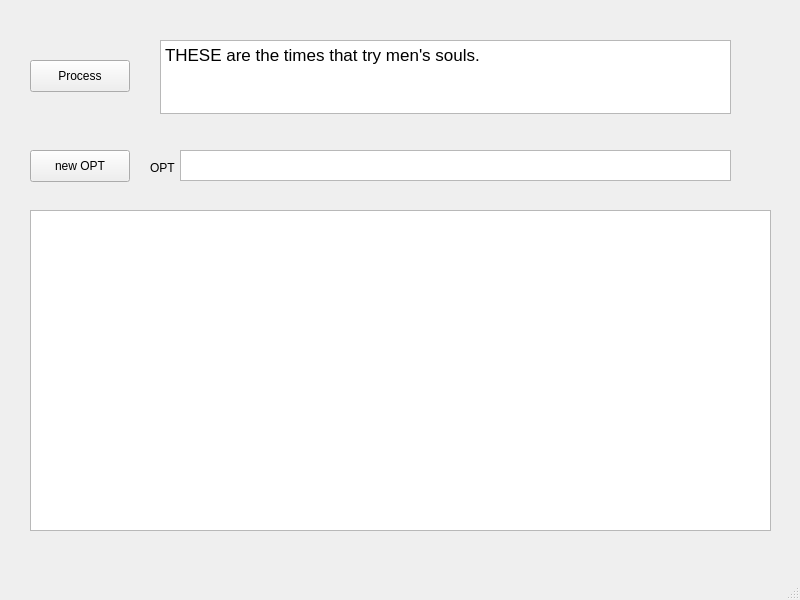
Qt form assignments/HW3/mainwindow.ui (gary136/ECE_4574) before a commit.
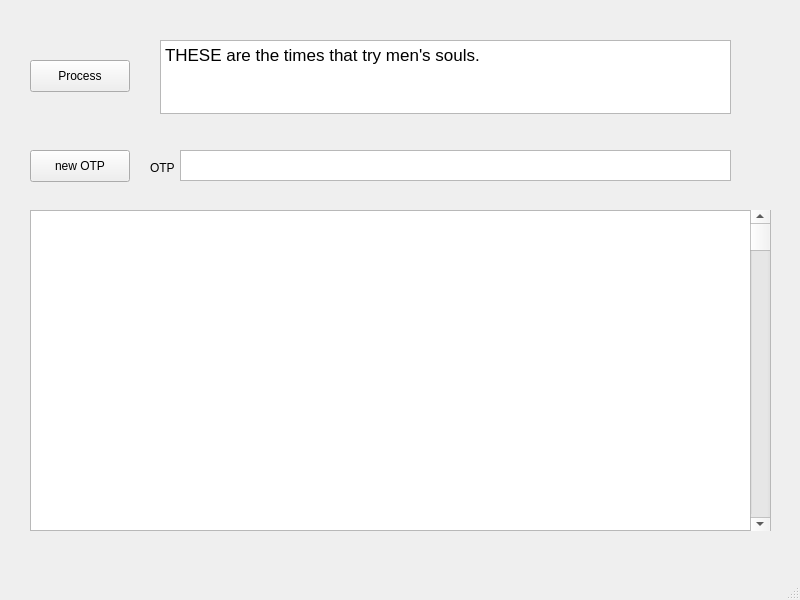
The same form after that commit.

The edit to the form file:
```diff
--- a/assignments/HW3/mainwindow.ui
+++ b/assignments/HW3/mainwindow.ui
@@ -67,7 +67,7 @@
      </rect>
     </property>
     <property name="text">
-     <string>new OPT</string>
+     <string>new OTP</string>
     </property>
    </widget>
    <widget class="QLabel" name="label">
@@ -80,7 +80,7 @@
      </rect>
     </property>
     <property name="text">
-     <string>OPT</string>
+     <string>OTP</string>
     </property>
    </widget>
    <widget class="QTextBrowser" name="optBrowser">
@@ -93,6 +93,38 @@
      </rect>
     </property>
    </widget>
+   <widget class="QTextBrowser" name="textBrowser">
+    <property name="geometry">
+     <rect>
+      <x>30</x>
+      <y>210</y>
+      <width>741</width>
+      <height>321</height>
+     </rect>
+    </property>
+    <property name="minimumSize">
+     <size>
+      <width>0</width>
+      <height>321</height>
+     </size>
+    </property>
+    <property name="horizontalScrollBarPolicy">
+     <enum>Qt::ScrollBarAsNeeded</enum>
+    </property>
+   </widget>
+   <widget class="QScrollBar" name="verticalScrollBar">
+    <property name="geometry">
+     <rect>
+      <x>750</x>
+      <y>210</y>
+      <width>20</width>
+      <height>321</height>
+     </rect>
+    </property>
+    <property name="orientation">
+     <enum>Qt::Vertical</enum>
+    </property>
+   </widget>
   </widget>
   <widget class="QMenuBar" name="menubar">
    <property name="geometry">
```
Left out of the diff: 10 changed lines with no effect on the pictures.
